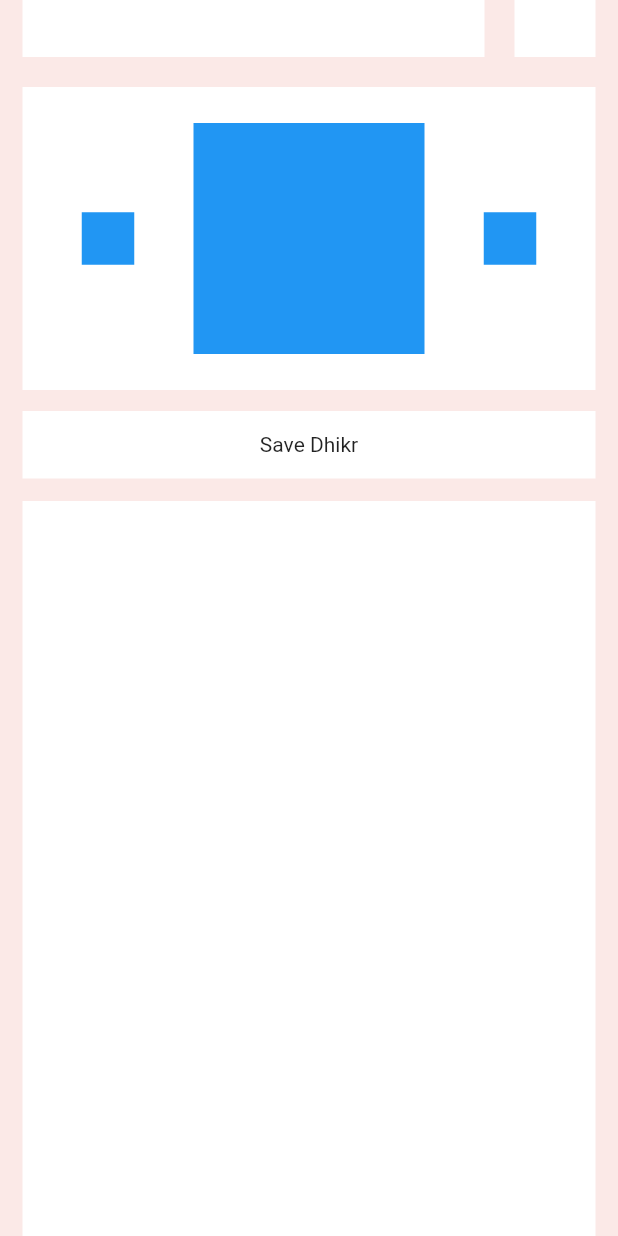
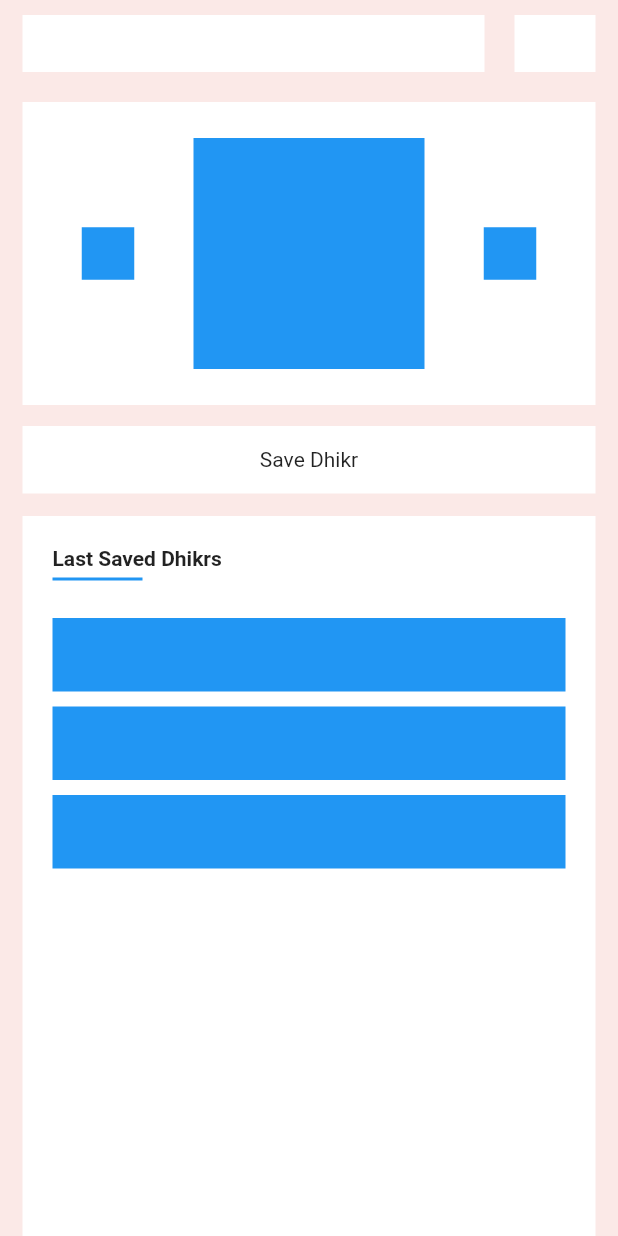
Before and after one commit to merekesabitov/TasbihApp, a Flutter app: the screen it shows after launch, on a phone screen of 412 x 824 dp. Run offline on Flutter 3.47's test engine with Material 2 defaults, Android fonts, the phone set to English and light mode, and no system bars.

Commit message:
HomePage UI (updated)

```diff
--- a/Tasbih_App/lib/main.dart
+++ b/Tasbih_App/lib/main.dart
@@ -22,15 +22,15 @@ class HomePage extends StatelessWidget {
   Widget build(BuildContext context) {
     return Scaffold(
       backgroundColor: Colors.deepOrange.shade50,
-      body: SafeArea(
+      body: const SafeArea(
         bottom: false,
         child: Padding(
-          padding: const EdgeInsets.symmetric(horizontal: 15),
+          padding: EdgeInsets.symmetric(horizontal: 15),
           child: Column(
             children: [
-              const TopPanel(),
-              const CounterPanel(),
-              Expanded(child: Container(height: 50, color: Colors.white)),
+              TopPanel(),
+              CounterPanel(),
+              DBPanel(),
             ],
           ),
         ),
@@ -40,14 +40,12 @@ class HomePage extends StatelessWidget {
 }
 
 class TopPanel extends StatelessWidget {
-  const TopPanel({
-    super.key,
-  });
+  const TopPanel({super.key});
 
   @override
   Widget build(BuildContext context) {
     return Container(
-        margin: const EdgeInsets.only(bottom: 20),
+        margin: const EdgeInsets.only(top: 10, bottom: 20),
         child: Row(
           mainAxisAlignment: MainAxisAlignment.spaceBetween,
           children: [
@@ -71,9 +69,7 @@ class TopPanel extends StatelessWidget {
 }
 
 class CounterPanel extends StatelessWidget {
-  const CounterPanel({
-    super.key,
-  });
+  const CounterPanel({super.key});
 
   @override
   Widget build(BuildContext context) {
@@ -82,7 +78,7 @@ class CounterPanel extends StatelessWidget {
       child: Column(
           children: [
             Container(
-              margin: EdgeInsets.only(bottom: 14),
+              margin: const EdgeInsets.only(bottom: 14),
               color: Colors.white,
               padding: const EdgeInsets.symmetric(vertical: 24),
               child: Row(
@@ -118,3 +114,55 @@ class CounterPanel extends StatelessWidget {
       );
   }
 }
+
+class DBPanel extends StatelessWidget {
+  const DBPanel({super.key});
+
+  @override
+  Widget build(BuildContext context) {
+    return Expanded(child: Container(
+      height: 50,
+      width: double.infinity,
+      color: Colors.white,
+      padding: const EdgeInsets.only(top: 20, left: 20, right: 20),
+      child: Column(
+        crossAxisAlignment: CrossAxisAlignment.start,
+        children: [
+          const Text(
+            'Last Saved Dhikrs',
+            style: TextStyle(fontWeight: FontWeight.bold,
+          ),
+          ),
+          Container(
+            width: 60,
+            height: 2,
+            margin: const EdgeInsets.only(top: 5, bottom: 25),
+            color: Colors.blue,
+          ),
+          Column(
+            children: [
+              Container(
+                width: double.infinity,
+                height: 49,
+                margin: const EdgeInsets.only(bottom: 10),
+                color: Colors.blue,
+              ),
+              Container(
+                width: double.infinity,
+                height: 49,
+                margin: const EdgeInsets.only(bottom: 10),
+                color: Colors.blue,
+              ),
+              Container(
+                width: double.infinity,
+                height: 49,
+                margin: const EdgeInsets.only(bottom: 10),
+                color: Colors.blue,
+              ),
+            ],
+          )
+        ],
+      ),
+      ));
+  }
+}
```
